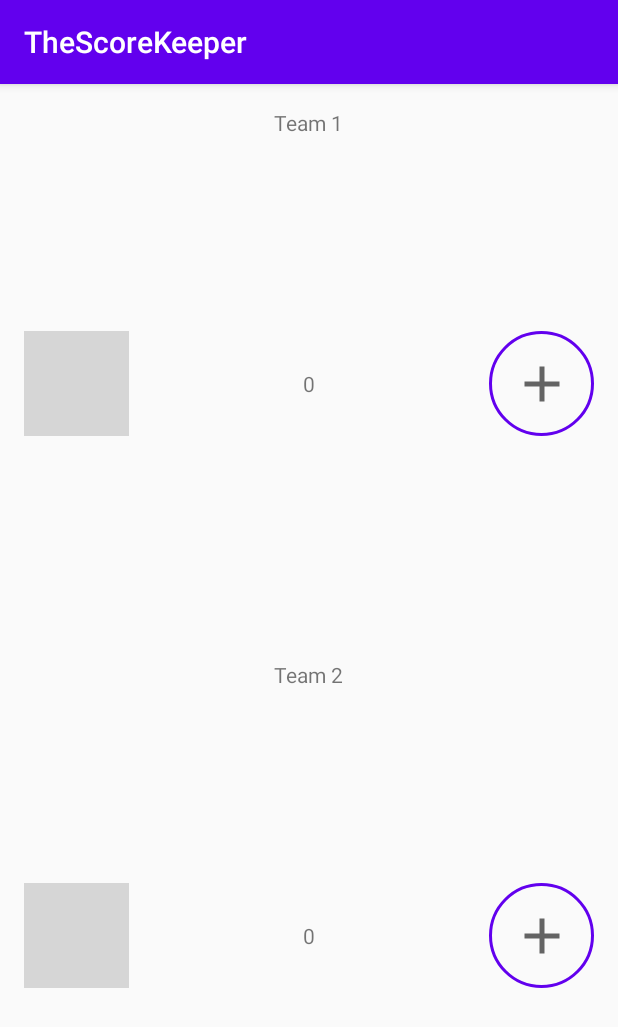
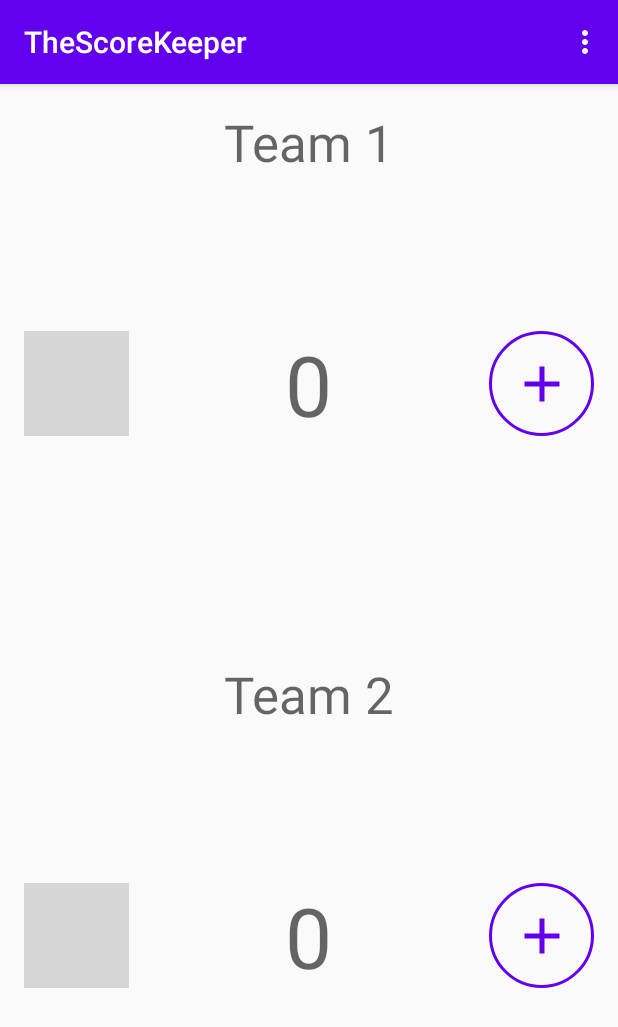
Before and after one commit to offlineprogrammer/TheScoreKeeper, an Android app: the screen it shows after launch (MainActivity), on a phone screen of 412 x 824 dp. Shown: the top 1027 px of the screen. Run offline under Robolectric (Android 15) with nearby library versions, the phone set to English and light mode, and no system bars; grey boxes are pictures that could not be loaded.

Commit message:
DarkMode Menu

```diff
--- a/app/src/main/java/com/offlineprogrammer/thescorekeeper/MainActivity.java
+++ b/app/src/main/java/com/offlineprogrammer/thescorekeeper/MainActivity.java
@@ -1,8 +1,11 @@
 package com.offlineprogrammer.thescorekeeper;
 
 import androidx.appcompat.app.AppCompatActivity;
+import androidx.appcompat.app.AppCompatDelegate;
 
 import android.os.Bundle;
+import android.view.Menu;
+import android.view.MenuItem;
 import android.view.View;
 import android.widget.TextView;
 
@@ -14,6 +17,9 @@ public class MainActivity extends AppCompatActivity {
     private TextView mScoreText1;
     private TextView mScoreText2;
 
+    static final String STATE_SCORE_1 = "Team 1 Score";
+    static final String STATE_SCORE_2 = "Team 2 Score";
+
 
     @Override
     protected void onCreate(Bundle savedInstanceState) {
@@ -23,7 +29,66 @@ public class MainActivity extends AppCompatActivity {
         mScoreText1 = findViewById(R.id.score_1);
         mScoreText2 = findViewById(R.id.score_2);
 
+
+        if (savedInstanceState != null) {
+            mScore1 = savedInstanceState.getInt(STATE_SCORE_1);
+            mScore2 = savedInstanceState.getInt(STATE_SCORE_2);
+
+            //Set the score text views
+            mScoreText1.setText(String.valueOf(mScore1));
+            mScoreText2.setText(String.valueOf(mScore2));
+        }
+
     }
+
+
+    @Override
+    protected void onSaveInstanceState(Bundle outState) {
+        // Save the scores.
+        outState.putInt(STATE_SCORE_1, mScore1);
+        outState.putInt(STATE_SCORE_2, mScore2);
+        super.onSaveInstanceState(outState);
+    }
+
+    @Override
+    public boolean onCreateOptionsMenu(Menu menu) {
+        getMenuInflater().inflate(R.menu.main_menu, menu);
+
+        // Change the label of the menu based on the state of the app.
+        int nightMode = AppCompatDelegate.getDefaultNightMode();
+        if(nightMode == AppCompatDelegate.MODE_NIGHT_YES){
+            menu.findItem(R.id.night_mode).setTitle(R.string.day_mode);
+        } else{
+            menu.findItem(R.id.night_mode).setTitle(R.string.night_mode);
+        }
+        return true;
+    }
+
+    @Override
+    public boolean onOptionsItemSelected(MenuItem item) {
+        //Check if the correct item was clicked
+        if(item.getItemId()==R.id.night_mode){
+
+            // Get the night mode state of the app.
+            int nightMode = AppCompatDelegate.getDefaultNightMode();
+            //Set the theme mode for the restarted activity
+            if (nightMode == AppCompatDelegate.MODE_NIGHT_YES) {
+                AppCompatDelegate.setDefaultNightMode
+                        (AppCompatDelegate.MODE_NIGHT_NO);
+            } else {
+                AppCompatDelegate.setDefaultNightMode
+                        (AppCompatDelegate.MODE_NIGHT_YES);
+            }
+
+            // Recreate the activity for the theme change to take effect.
+            recreate();
+
+
+        }
+        // TODO: Get the night mode state of the app.
+        return true;
+    }
+
 
     public void decreaseScore(View view) {
         // Get the ID of the button that was clicked
--- a/app/src/main/res/layout/activity_main.xml
+++ b/app/src/main/res/layout/activity_main.xml
@@ -17,11 +17,10 @@
             android:layout_width="70dp"
             android:layout_height="70dp"
             android:id="@+id/decreaseTeam1"
-            android:src="@drawable/ic_minus"
-            android:contentDescription="Minus Button"
+            style="@style/MinusButtons"
             android:layout_alignParentStart="true"
             android:onClick="decreaseScore"
-            android:background="@drawable/button_background"
+
             android:layout_centerVertical="true">
         </ImageButton>
 
@@ -30,7 +29,8 @@
             android:layout_height="wrap_content"
             android:layout_alignParentTop="true"
             android:layout_centerHorizontal="true"
-            android:text="Team 1" />
+            android:text="Team 1"
+            style="@style/TeamText" />
 
         <TextView
             android:layout_width="wrap_content"
@@ -38,16 +38,15 @@
             android:id="@+id/score_1"
             android:layout_centerHorizontal="true"
             android:layout_centerVertical="true"
-            android:text="0"/>
+            android:text="0"
+            style="@style/ScoreText" />
 
         <ImageButton
             android:layout_width="@dimen/button_size"
             android:layout_height="@dimen/button_size"
             android:id="@+id/increaseTeam1"
-            android:src="@drawable/ic_plus"
             android:onClick="increaseScore"
-            android:background="@drawable/button_background"
-            android:contentDescription="Plus Button"
+            style="@style/PlusButtons"
             android:layout_alignParentEnd="true"
             android:layout_centerVertical="true">
         </ImageButton>
@@ -65,9 +64,7 @@
             android:layout_width="@dimen/button_size"
             android:layout_height="@dimen/button_size"
             android:id="@+id/decreaseTeam2"
-            android:src="@drawable/ic_minus"
-            android:background="@drawable/button_background"
-            android:contentDescription="Minus Button"
+            style="@style/MinusButtons"
             android:onClick="decreaseScore"
             android:layout_alignParentStart="true"
             android:layout_centerVertical="true">
@@ -78,7 +75,8 @@
             android:layout_height="wrap_content"
             android:layout_alignParentTop="true"
             android:layout_centerHorizontal="true"
-            android:text="Team 2" />
+            android:text="Team 2"
+            style="@style/TeamText" />
 
 
         <TextView
@@ -87,17 +85,16 @@
             android:id="@+id/score_2"
             android:layout_centerHorizontal="true"
             android:layout_centerVertical="true"
-            android:text="0"/>
+            android:text="0"
+            style="@style/ScoreText" />
 
 
         <ImageButton
             android:layout_width="@dimen/button_size"
             android:layout_height="@dimen/button_size"
             android:id="@+id/increaseTeam2"
-            android:src="@drawable/ic_plus"
             android:onClick="increaseScore"
-            android:background="@drawable/button_background"
-            android:contentDescription="Plus Button"
+            style="@style/PlusButtons"
             android:layout_alignParentEnd="true"
             android:layout_centerVertical="true">
         </ImageButton>
--- /dev/null
+++ b/app/src/main/res/menu/main_menu.xml
@@ -0,0 +1,7 @@
+<?xml version="1.0" encoding="utf-8"?>
+<menu xmlns:android="http://schemas.android.com/apk/res/android">
+    <item
+        android:id="@+id/night_mode"
+        android:title="@string/night_mode"/>
+
+</menu>
--- a/app/src/main/res/values/strings.xml
+++ b/app/src/main/res/values/strings.xml
@@ -1,3 +1,7 @@
 <resources>
     <string name="app_name">TheScoreKeeper</string>
+    <string name="minus_button_description">decrease the score</string>
+    <string name="plus_button_description">Increase the score</string>
+    <string name="night_mode">Night Mode</string>
+    <string name="day_mode">Day Mode</string>
 </resources>
--- a/app/src/main/res/values/styles.xml
+++ b/app/src/main/res/values/styles.xml
@@ -1,10 +1,40 @@
 <resources>
     <!-- Base application theme. -->
-    <style name="AppTheme" parent="Theme.AppCompat.Light.DarkActionBar">
+    <style name="AppTheme" parent="Theme.AppCompat.DayNight.DarkActionBar">
         <!-- Customize your theme here. -->
         <item name="colorPrimary">@color/colorPrimary</item>
         <item name="colorPrimaryDark">@color/colorPrimaryDark</item>
         <item name="colorAccent">@color/colorAccent</item>
     </style>
 
+    <style name="ScoreButtons" parent="Widget.AppCompat.Button">
+        <item name="android:background">@drawable/button_background</item>
+        <item name="android:tint">@color/colorPrimary</item>
+    </style>
+
+    <style name="PlusButtons" parent="ScoreButtons">
+        <item name="android:src">@drawable/ic_plus</item>
+        <item name=
+            "android:contentDescription">@string/plus_button_description</item>
+    </style>
+
+    <style name="MinusButtons" parent="ScoreButtons">
+        <item name="android:src">@drawable/ic_minus</item>
+        <item name=
+            "android:contentDescription">@string/minus_button_description</item>
+    </style>
+
+    <style name="ScoreText">
+        <item name="android:textAppearance">@style/TextAppearance.AppCompat.Display3</item>
+
+    </style>
+
+    <style name="TeamText">
+        <item name=
+            "android:textAppearance">@style/TextAppearance.AppCompat.Display1
+        </item>
+    </style>
+
+
+
 </resources>
```
